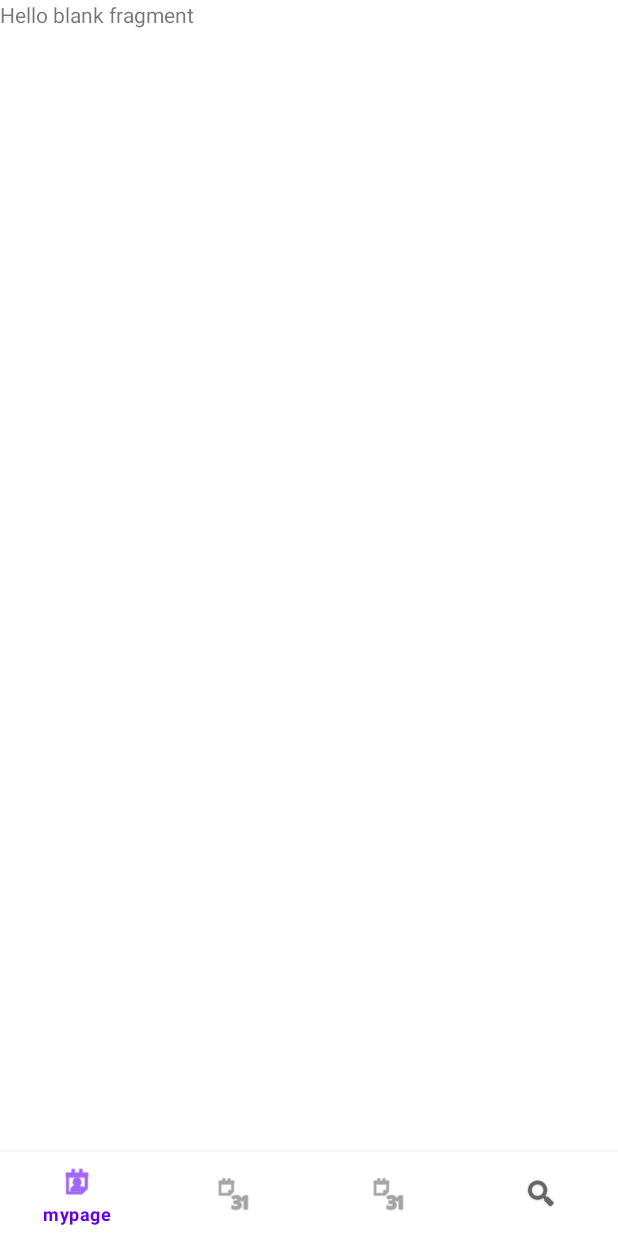
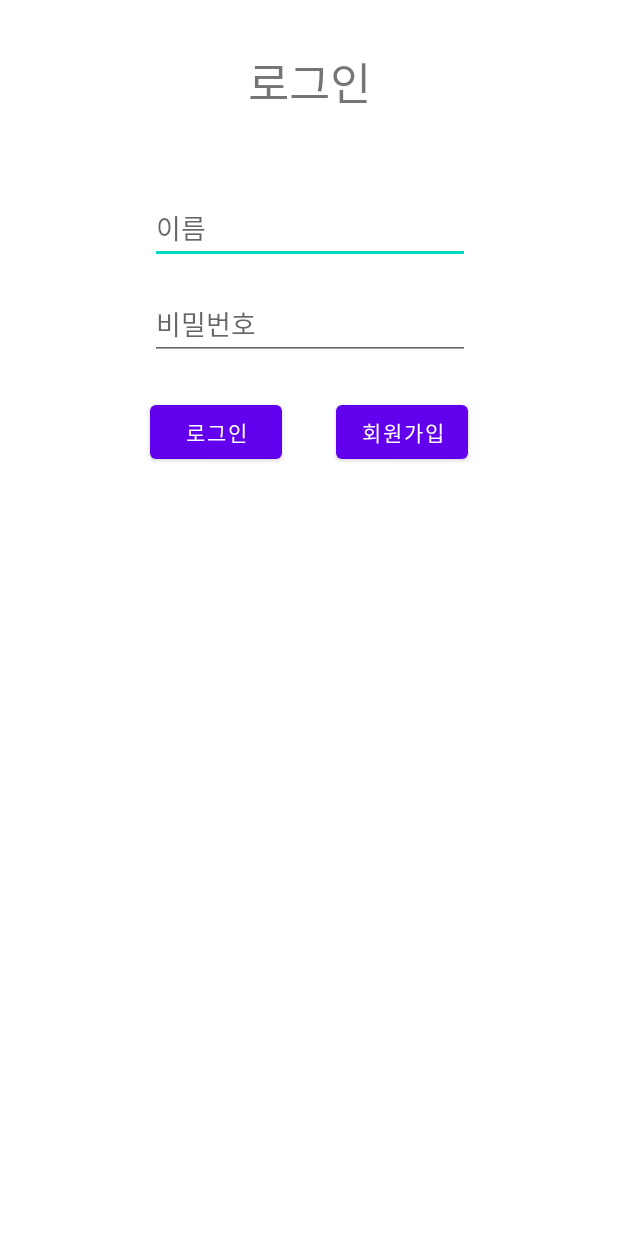
Before and after one commit to dlgPqls/healthApp, an Android app: the screen it shows after launch (MainActivity before the commit, LoginActivity after it), on a phone screen of 412 x 824 dp. Run offline under Robolectric (Android 15) with nearby library versions, the phone set to English and light mode, and no system bars.

Commit message:
상세페이지 +db 연동 진행

```diff
--- a/app/src/main/AndroidManifest.xml
+++ b/app/src/main/AndroidManifest.xml
@@ -1,6 +1,7 @@
 <?xml version="1.0" encoding="utf-8"?>
 <manifest xmlns:android="http://schemas.android.com/apk/res/android"
     package="com.example.healthapp">
+
 
     <application
         android:allowBackup="true"
@@ -9,7 +10,9 @@
         android:roundIcon="@mipmap/ic_launcher_round"
         android:supportsRtl="true"
         android:theme="@style/Theme.HealthApp">
-        <activity android:name=".MainActivity">
+        <activity android:name=".JoinActivity"></activity>
+        <activity android:name=".MainActivity"></activity>
+        <activity android:name=".LoginActivity">
             <intent-filter>
                 <action android:name="android.intent.action.MAIN" />
 
--- /dev/null
+++ b/app/src/main/java/com/example/healthapp/DBManager.kt
@@ -0,0 +1,18 @@
+package com.example.healthapp
+
+import android.content.Context
+import android.database.Cursor
+import android.database.sqlite.SQLiteDatabase
+import android.database.sqlite.SQLiteOpenHelper
+
+
+class DBManager(context: Context?, name: String?, factory: SQLiteDatabase.CursorFactory?, version: Int) : SQLiteOpenHelper(context, name, factory, version) {
+    override fun onCreate(db: SQLiteDatabase?) {
+        db!!.execSQL("CREATE TABLE IF NOT EXISTS guruTBL (gName TEXT PRIMARY KEY, gPW TEXT,RUN INTEAGER, WATER INTEAGER)")
+    }
+
+    override fun onUpgrade(db: SQLiteDatabase?, p1: Int, p2: Int) {
+
+    }
+
+}
--- /dev/null
+++ b/app/src/main/java/com/example/healthapp/LoginActivity.kt
@@ -0,0 +1,46 @@
+package com.example.healthapp
+
+import androidx.appcompat.app.AppCompatActivity
+import android.os.Bundle
+import android.content.Intent
+import android.database.Cursor
+import android.database.sqlite.SQLiteDatabase
+import android.graphics.Paint
+import android.widget.Button
+import android.widget.EditText
+import android.widget.Toast
+
+
+class LoginActivity : AppCompatActivity() {
+    lateinit var secondIntent: Button
+    lateinit var mainIntent: Button
+    lateinit var dbManager : DBManager
+    lateinit var name : EditText
+    lateinit var pw : EditText
+    lateinit var database: SQLiteDatabase
+    lateinit var database1: SQLiteDatabase
+
+    override fun onCreate(savedInstanceState: Bundle?) {
+        super.onCreate(savedInstanceState)
+        setContentView(R.layout.activity_login)
+
+        secondIntent = findViewById(R.id.btn_loginregister)
+        mainIntent = findViewById(R.id.btn_loginlogin)
+        name = findViewById(R.id.login_name)
+        pw = findViewById(R.id.login_pw)
+
+
+        dbManager = DBManager(this,"guruTBL",null,2)
+        database = dbManager.writableDatabase
+
+        secondIntent.setOnClickListener {
+            var intent = Intent(this,JoinActivity::class.java)
+            startActivity(intent)
+        }
+
+        mainIntent.setOnClickListener {
+                var intent = Intent(this,MainActivity::class.java)
+                startActivity(intent)
+            }
+        }
+    }
--- a/app/src/main/java/com/example/healthapp/MainActivity.kt
+++ b/app/src/main/java/com/example/healthapp/MainActivity.kt
@@ -1,9 +1,10 @@
 package com.example.healthapp
 
+import android.content.Intent
 import androidx.appcompat.app.AppCompatActivity
 import android.os.Bundle
+import android.widget.Button
 import com.google.android.material.bottomnavigation.BottomNavigationView
-
 class MainActivity : AppCompatActivity() {
     override fun onCreate(savedInstanceState: Bundle?) {
         super.onCreate(savedInstanceState)
@@ -12,7 +13,7 @@
         var bottom = findViewById<BottomNavigationView>(R.id.bottom)
 
         bottom.run {
-            setOnItemSelectedListener {
+            setOnNavigationItemSelectedListener() {
                 when (it.itemId) {
                     R.id.tab_mypage -> {
                         val mypageFragment = mypageFragment()
@@ -35,5 +36,6 @@
             }
             selectedItemId = R.id.tab_mypage
         }
+
     }
 }
--- a/app/src/main/java/com/example/healthapp/mypageFragment.kt
+++ b/app/src/main/java/com/example/healthapp/mypageFragment.kt
@@ -5,6 +5,7 @@
 import android.view.LayoutInflater
 import android.view.View
 import android.view.ViewGroup
+import android.widget.Button
 
 // TODO: Rename parameter arguments, choose names that match
 // the fragment initialization parameters, e.g. ARG_ITEM_NUMBER
@@ -27,6 +28,7 @@
             param1 = it.getString(ARG_PARAM1)
             param2 = it.getString(ARG_PARAM2)
         }
+
     }
 
     override fun onCreateView(
--- /dev/null
+++ b/app/src/main/res/layout/activity_login.xml
@@ -0,0 +1,73 @@
+<?xml version="1.0" encoding="utf-8"?>
+<androidx.constraintlayout.widget.ConstraintLayout xmlns:android="http://schemas.android.com/apk/res/android"
+    xmlns:app="http://schemas.android.com/apk/res-auto"
+    xmlns:tools="http://schemas.android.com/tools"
+    android:layout_width="match_parent"
+    android:layout_height="match_parent"
+    tools:context=".MainActivity">
+
+
+
+    <EditText
+        android:id="@+id/login_name"
+        android:layout_width="wrap_content"
+        android:layout_height="wrap_content"
+        android:layout_marginTop="128dp"
+        android:ems="10"
+        android:hint="이름"
+        android:inputType="textPersonName"
+        app:layout_constraintEnd_toEndOf="parent"
+        app:layout_constraintHorizontal_bias="0.502"
+        app:layout_constraintStart_toStartOf="parent"
+        app:layout_constraintTop_toTopOf="parent" />
+
+    <EditText
+        android:id="@+id/login_pw"
+        android:layout_width="wrap_content"
+        android:layout_height="wrap_content"
+        android:layout_marginTop="16dp"
+        android:ems="10"
+        android:hint="비밀번호"
+        android:inputType="textPassword"
+        app:layout_constraintEnd_toEndOf="parent"
+        app:layout_constraintHorizontal_bias="0.502"
+        app:layout_constraintStart_toStartOf="parent"
+        app:layout_constraintTop_toBottomOf="@+id/login_name" />
+
+
+    <TextView
+        android:id="@+id/login_text"
+        android:layout_width="wrap_content"
+        android:layout_height="wrap_content"
+        android:layout_marginTop="32dp"
+        android:text="로그인"
+        android:textSize="30sp"
+        app:layout_constraintEnd_toEndOf="parent"
+        app:layout_constraintStart_toStartOf="parent"
+        app:layout_constraintTop_toTopOf="parent" />
+
+    <Button
+        android:id="@+id/btn_loginlogin"
+        android:layout_width="wrap_content"
+        android:layout_height="wrap_content"
+        android:layout_marginStart="100dp"
+        android:layout_marginLeft="100dp"
+        android:layout_marginTop="24dp"
+        android:text="로그인"
+        app:layout_constraintStart_toStartOf="parent"
+        app:layout_constraintTop_toBottomOf="@+id/login_pw" />
+
+    <Button
+        android:id="@+id/btn_loginregister"
+        android:layout_width="wrap_content"
+        android:layout_height="wrap_content"
+        android:layout_marginTop="24dp"
+        android:layout_marginEnd="100dp"
+        android:layout_marginRight="100dp"
+        android:text="회원가입"
+        app:layout_constraintEnd_toEndOf="parent"
+        app:layout_constraintTop_toBottomOf="@+id/login_pw" />
+
+
+
+</androidx.constraintlayout.widget.ConstraintLayout>
--- a/app/src/main/res/values/themes.xml
+++ b/app/src/main/res/values/themes.xml
@@ -14,5 +14,6 @@
         <item name="windowNoTitle">true</item>
 
         <!-- Customize your theme here. -->
+        <item name="windowNoTitle">true</item>
     </style>
 </resources>
```
Also changed, not shown: app/src/main/java/com/example/healthapp/JoinActivity.kt (added, +61 -0 lines), app/src/main/java/com/example/healthapp/MypageActivity.kt (added, +11 -0 lines), app/src/main/java/com/example/healthapp/SubManager.kt (added, +18 -0 lines), app/src/main/res/layout/activity_join.xml (added, +72 -0 lines).
